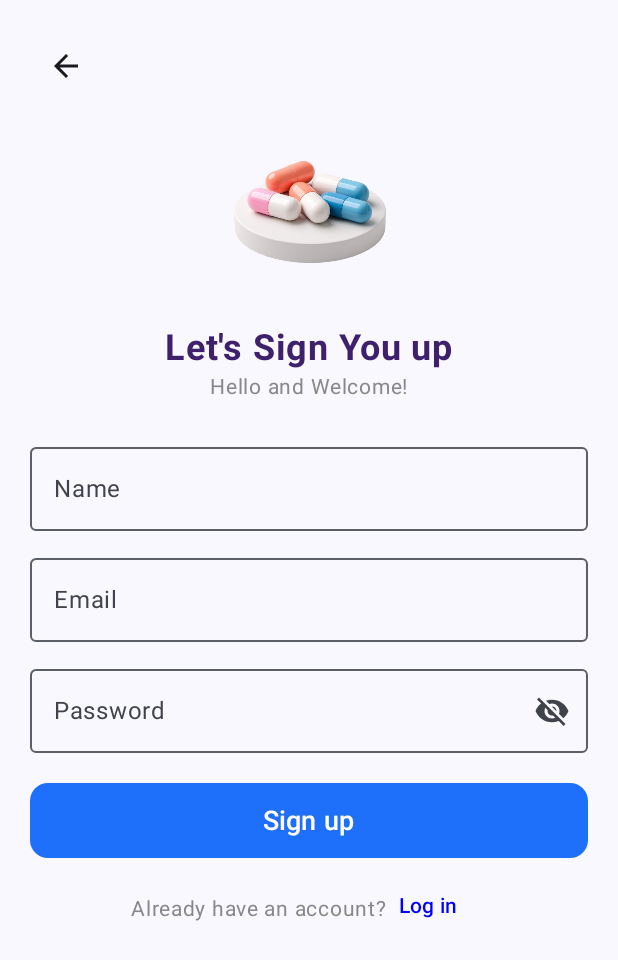
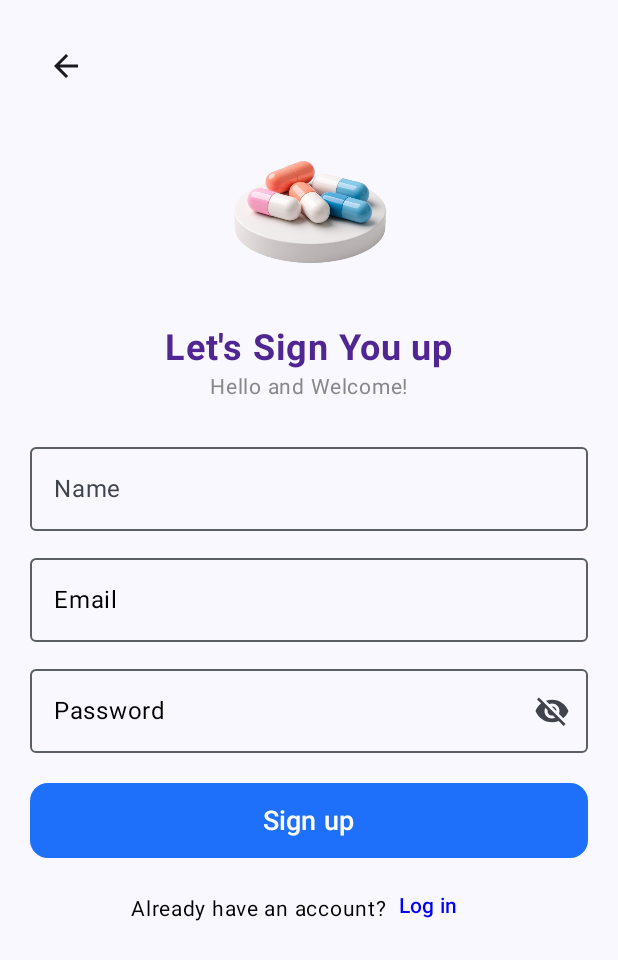
Before and after one commit to abdo1salah/medical_reiminder, an Android app built with Jetpack Compose: the SignupScreen screen opened through its navigation route, on a phone screen of 412 x 824 dp. Shown: the top 960 px of the screen. Run offline under Robolectric (Android 15) with nearby library versions, the phone set to English and light mode, and no system bars; our stand-ins replace Firebase (no records; nobody signed in at launch, a user with empty details on screens opened directly), Room's generated code; libraries missing offline, so code that uses them is left out: com.google.mlkit.vision.

Commit message:
final touches

```diff
--- a/app/src/main/java/com/example/medicalreiminder/presentation/LoginScreen.kt
+++ b/app/src/main/java/com/example/medicalreiminder/presentation/LoginScreen.kt
@@ -2,6 +2,7 @@ package com.example.medicalreiminder.presentation
 
 import android.widget.Toast
 import androidx.compose.foundation.Image
+import androidx.compose.foundation.isSystemInDarkTheme
 import androidx.compose.foundation.layout.Arrangement
 import androidx.compose.foundation.layout.Column
 import androidx.compose.foundation.layout.Spacer
@@ -60,11 +61,19 @@ fun LoginPage(
     var passwordVisible by remember { mutableStateOf(false) }
     val authState = authViewModel.auth
     val context = LocalContext.current
+    val isDarkTheme = isSystemInDarkTheme()
+    var textColor by remember { mutableStateOf(Color.Black) }
+    if (isDarkTheme) {
+        textColor = Color.White
+    } else {
+        Color.Black
+    }
     LaunchedEffect(Unit) {
-        if(authState.currentUser != null){
+        if (authState.currentUser != null) {
             onUserExists()
         }
     }
+
     Column(
         modifier = modifier.fillMaxSize(),
         verticalArrangement = Arrangement.Center,
@@ -73,7 +82,8 @@ fun LoginPage(
         Image(
             painter = painterResource(id = R.drawable.ggk),
             contentDescription = "ggk",
-            modifier = Modifier.size(200.dp)
+            modifier = Modifier
+                .size(200.dp)
                 .offset(x = 1.dp, y = 4.dp)
         )
         Text(
@@ -87,7 +97,7 @@ fun LoginPage(
         OutlinedTextField(
             value = email,
             onValueChange = { email = it },
-            label = { Text(text = "Email") },
+            label = { Text(text = "Email", color = textColor) },
             modifier = Modifier
                 .fillMaxWidth()  // Only added this line
                 .padding(horizontal = 16.dp)  // And this line
@@ -97,7 +107,7 @@ fun LoginPage(
         OutlinedTextField(
             value = password,
             onValueChange = { password = it },
-            label = { Text(text = "Password") },
+            label = { Text(text = "Password", color = textColor) },
             visualTransformation = if (passwordVisible) VisualTransformation.None else PasswordVisualTransformation(),
             trailingIcon = {
                 IconButton(onClick = { passwordVisible = !passwordVisible }) {
@@ -138,7 +148,7 @@ fun LoginPage(
         Spacer(modifier = Modifier.height(10.dp))
 
         TextButton(onClick = { onSignUp() }) {
-            Text(text = "Don't have an account, Signup")
+            Text(text = "Don't have an account, Signup", color = textColor)
         }
 
         TextButton(onClick = {
@@ -148,7 +158,7 @@ fun LoginPage(
                 Toast.makeText(context, "Please enter your email", Toast.LENGTH_SHORT).show()
             }
         }) {
-            Text(text = "Forgot Password?")
+            Text(text = "Forgot Password?", color = textColor)
         }
 
 
--- a/app/src/main/java/com/example/medicalreiminder/presentation/SignupScreen.kt
+++ b/app/src/main/java/com/example/medicalreiminder/presentation/SignupScreen.kt
@@ -24,7 +24,7 @@ import androidx.compose.ui.unit.dp
 import androidx.compose.ui.unit.sp
 import com.example.medicalreiminder.R
 import com.example.medicalreiminder.viewModels.AuthenticationViewModel
-
+import androidx.compose.foundation.isSystemInDarkTheme
 
 @Composable
 fun SignupScreen(
@@ -39,7 +39,14 @@ fun SignupScreen(
     var password by remember { mutableStateOf("") }
     var passwordVisible by remember { mutableStateOf(false) }
     val context = LocalContext.current
-
+    val isDarkTheme = isSystemInDarkTheme()
+    var textColor by remember { mutableStateOf(Color.Black) }
+    if (isDarkTheme){
+        textColor = Color.White
+    }
+    else{
+        Color.Black
+    }
     Column(
         modifier = modifier
             .fillMaxSize()
@@ -72,7 +79,7 @@ fun SignupScreen(
             text = "Let's Sign You up",
             fontSize = 24.sp,
             fontWeight = FontWeight.Bold,
-            color = Color(0xFF3E206D)
+            color = Color(0xFF502693)
         )
         Text(
             text = "Hello and Welcome!",
@@ -96,7 +103,7 @@ fun SignupScreen(
         OutlinedTextField(
             value = email,
             onValueChange = { email = it },
-            label = { Text("Email") },
+            label = { Text("Email", color = textColor) },
             keyboardOptions = KeyboardOptions(keyboardType = KeyboardType.Email),
             modifier = Modifier.fillMaxWidth()
         )
@@ -107,8 +114,8 @@ fun SignupScreen(
         OutlinedTextField(
             value = password,
             onValueChange = { password = it },
-            label = { Text("Password") },
-            placeholder = { Text("at least 8 characters") },
+            label = { Text("Password", color = textColor) },
+            placeholder = { Text("at least 8 characters", color = textColor) },
             keyboardOptions = KeyboardOptions(keyboardType = KeyboardType.Password),
             visualTransformation = if (passwordVisible) VisualTransformation.None else PasswordVisualTransformation(),
             trailingIcon = {
@@ -151,7 +158,7 @@ fun SignupScreen(
             horizontalArrangement = Arrangement.Center,
             verticalAlignment = Alignment.CenterVertically
         ) {
-            Text("Already have an account? ", fontSize = 14.sp, color = Color.Gray)
+            Text("Already have an account? ", fontSize = 14.sp, color = textColor)
             TextButton(
                 onClick = { goToLogin() },
                 modifier = Modifier
```
Also changed, not shown: app/src/main/java/com/example/medicalreiminder/presentation/RemiderCard.kt (+16 -4 lines).
